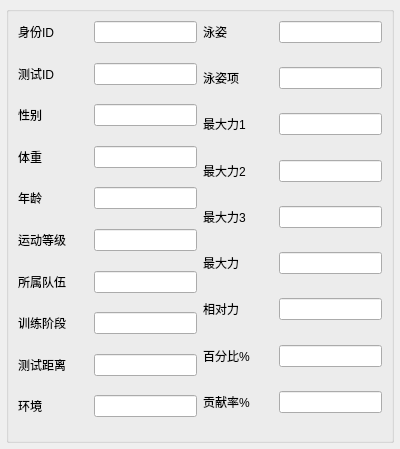
Old version of the form FormData/Components/ViewBase.ui in the repository ciss-guozpeing/SwimmingReload.
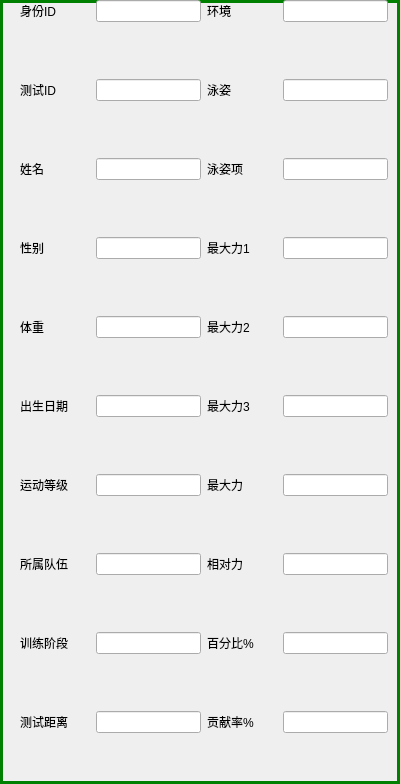
New version of the form.

Commit message: viewRecord func

The edit to the form file:
```diff
--- a/FormData/Components/ViewBase.ui
+++ b/FormData/Components/ViewBase.ui
@@ -7,7 +7,7 @@
     <x>0</x>
     <y>0</y>
     <width>400</width>
-    <height>449</height>
+    <height>784</height>
    </rect>
   </property>
   <property name="minimumSize">
@@ -25,27 +25,24 @@
   <property name="windowTitle">
    <string>Form</string>
   </property>
-  <layout class="QGridLayout" name="gridLayout">
+  <property name="styleSheet">
+   <string notr="true">#ViewBase{ border: 3px solid green}</string>
+  </property>
+  <layout class="QHBoxLayout" name="horizontalLayout">
    <property name="leftMargin">
-    <number>6</number>
+    <number>20</number>
    </property>
    <property name="topMargin">
-    <number>6</number>
+    <number>0</number>
    </property>
    <property name="rightMargin">
-    <number>6</number>
+    <number>12</number>
    </property>
    <property name="bottomMargin">
-    <number>6</number>
+    <number>0</number>
    </property>
-   <item row="0" column="0">
-    <widget class="QGroupBox" name="groupBox">
-     <property name="title">
-      <string/>
-     </property>
-     <layout class="QHBoxLayout" name="horizontalLayout">
       <item>
-       <layout class="QVBoxLayout" name="verticalLayout_2">
+    <layout class="QVBoxLayout" name="verticalLayout">
         <item>
          <layout class="QFormLayout" name="formLayout">
           <item row="0" column="0">
@@ -68,7 +65,13 @@
            </widget>
           </item>
           <item row="0" column="1">
-           <widget class="QLineEdit" name="name">
+        <widget class="QLineEdit" name="personID">
+         <property name="minimumSize">
+          <size>
+           <width>100</width>
+           <height>0</height>
+          </size>
+         </property>
             <property name="readOnly">
              <bool>true</bool>
             </property>
@@ -99,6 +102,12 @@
           </item>
           <item row="0" column="1">
            <widget class="QLineEdit" name="recordID">
+         <property name="minimumSize">
+          <size>
+           <width>100</width>
+           <height>0</height>
+          </size>
+         </property>
             <property name="readOnly">
              <bool>true</bool>
             </property>
@@ -106,6 +115,45 @@
           </item>
          </layout>
         </item>
+     <item>
+      <layout class="QFormLayout" name="formLayout_20">
+       <item row="0" column="0">
+        <widget class="QLabel" name="label_2">
+         <property name="minimumSize">
+          <size>
+           <width>70</width>
+           <height>0</height>
+          </size>
+         </property>
+         <property name="maximumSize">
+          <size>
+           <width>70</width>
+           <height>16777215</height>
+          </size>
+         </property>
+         <property name="text">
+          <string>姓名</string>
+         </property>
+        </widget>
+       </item>
+       <item row="0" column="1">
+        <widget class="QLineEdit" name="name">
+         <property name="minimumSize">
+          <size>
+           <width>100</width>
+           <height>0</height>
+          </size>
+         </property>
+         <property name="maximumSize">
+          <size>
+           <width>16777215</width>
+           <height>16777215</height>
+          </size>
+         </property>
+        </widget>
+       </item>
+      </layout>
+     </item>
         <item>
          <layout class="QFormLayout" name="formLayout_10">
           <item row="0" column="0">
@@ -129,6 +177,12 @@
           </item>
           <item row="0" column="1">
            <widget class="QLineEdit" name="gender">
+         <property name="minimumSize">
+          <size>
+           <width>100</width>
+           <height>0</height>
+          </size>
+         </property>
             <property name="readOnly">
              <bool>true</bool>
             </property>
@@ -159,6 +213,12 @@
           </item>
           <item row="0" column="1">
            <widget class="QLineEdit" name="weight">
+         <property name="minimumSize">
+          <size>
+           <width>100</width>
+           <height>0</height>
+          </size>
+         </property>
             <property name="readOnly">
              <bool>true</bool>
             </property>
@@ -183,12 +243,18 @@
              </size>
             </property>
             <property name="text">
-             <string>年龄</string>
+          <string>出生日期</string>
             </property>
            </widget>
           </item>
           <item row="0" column="1">
-           <widget class="QLineEdit" name="age">
+        <widget class="QLineEdit" name="birthday">
+         <property name="minimumSize">
+          <size>
+           <width>100</width>
+           <height>0</height>
+          </size>
+         </property>
             <property name="readOnly">
              <bool>true</bool>
             </property>
@@ -219,6 +285,12 @@
           </item>
           <item row="0" column="1">
            <widget class="QLineEdit" name="level">
+         <property name="minimumSize">
+          <size>
+           <width>100</width>
+           <height>0</height>
+          </size>
+         </property>
             <property name="readOnly">
              <bool>true</bool>
             </property>
@@ -249,6 +321,12 @@
           </item>
           <item row="0" column="1">
            <widget class="QLineEdit" name="team">
+         <property name="minimumSize">
+          <size>
+           <width>100</width>
+           <height>0</height>
+          </size>
+         </property>
             <property name="readOnly">
              <bool>true</bool>
             </property>
@@ -316,8 +394,25 @@
           </item>
          </layout>
         </item>
+    </layout>
+   </item>
+   <item>
+    <layout class="QVBoxLayout" name="verticalLayout_2">
         <item>
          <layout class="QFormLayout" name="formLayout_2">
+       <item row="0" column="1">
+        <widget class="QLineEdit" name="env">
+         <property name="minimumSize">
+          <size>
+           <width>100</width>
+           <height>0</height>
+          </size>
+         </property>
+         <property name="readOnly">
+          <bool>true</bool>
+         </property>
+        </widget>
+       </item>
           <item row="0" column="0">
            <widget class="QLabel" name="label_19">
             <property name="minimumSize">
@@ -337,19 +432,8 @@
             </property>
            </widget>
           </item>
-          <item row="0" column="1">
-           <widget class="QLineEdit" name="env">
-            <property name="readOnly">
-             <bool>true</bool>
-            </property>
-           </widget>
-          </item>
-         </layout>
-        </item>
-       </layout>
-      </item>
-      <item>
-       <layout class="QVBoxLayout" name="verticalLayout">
+      </layout>
+     </item>
         <item>
          <layout class="QFormLayout" name="formLayout_9">
           <item row="0" column="0">
@@ -373,6 +457,12 @@
           </item>
           <item row="0" column="1">
            <widget class="QLineEdit" name="stroke">
+         <property name="minimumSize">
+          <size>
+           <width>100</width>
+           <height>0</height>
+          </size>
+         </property>
             <property name="readOnly">
              <bool>true</bool>
             </property>
@@ -403,6 +493,12 @@
           </item>
           <item row="0" column="1">
            <widget class="QLineEdit" name="strokeItem">
+         <property name="minimumSize">
+          <size>
+           <width>100</width>
+           <height>0</height>
+          </size>
+         </property>
             <property name="readOnly">
              <bool>true</bool>
             </property>
@@ -433,6 +529,12 @@
           </item>
           <item row="0" column="1">
            <widget class="QLineEdit" name="maxPower1">
+         <property name="minimumSize">
+          <size>
+           <width>100</width>
+           <height>0</height>
+          </size>
+         </property>
             <property name="readOnly">
              <bool>true</bool>
             </property>
@@ -532,6 +634,19 @@
         </item>
         <item>
          <layout class="QFormLayout" name="formLayout_17">
+       <item row="0" column="1">
+        <widget class="QLineEdit" name="relPower">
+         <property name="minimumSize">
+          <size>
+           <width>100</width>
+           <height>0</height>
+          </size>
+         </property>
+         <property name="readOnly">
+          <bool>true</bool>
+         </property>
+        </widget>
+       </item>
           <item row="0" column="0">
            <widget class="QLabel" name="label_16">
             <property name="minimumSize">
@@ -551,13 +666,6 @@
             </property>
            </widget>
           </item>
-          <item row="0" column="1">
-           <widget class="QLineEdit" name="relPower">
-            <property name="readOnly">
-             <bool>true</bool>
-            </property>
-           </widget>
-          </item>
          </layout>
         </item>
         <item>
@@ -593,7 +701,7 @@
         <item>
          <layout class="QFormLayout" name="formLayout_19">
           <item row="0" column="1">
-           <widget class="QLineEdit" name="LineEdit_19">
+        <widget class="QLineEdit" name="contributionRate">
             <property name="readOnly">
              <bool>true</bool>
             </property>
@@ -621,9 +729,6 @@
          </layout>
         </item>
        </layout>
-      </item>
-     </layout>
-    </widget>
    </item>
   </layout>
  </widget>
```
Lines whose indentation alone changed are shown as unchanged. The commit also changes 27 other files.
